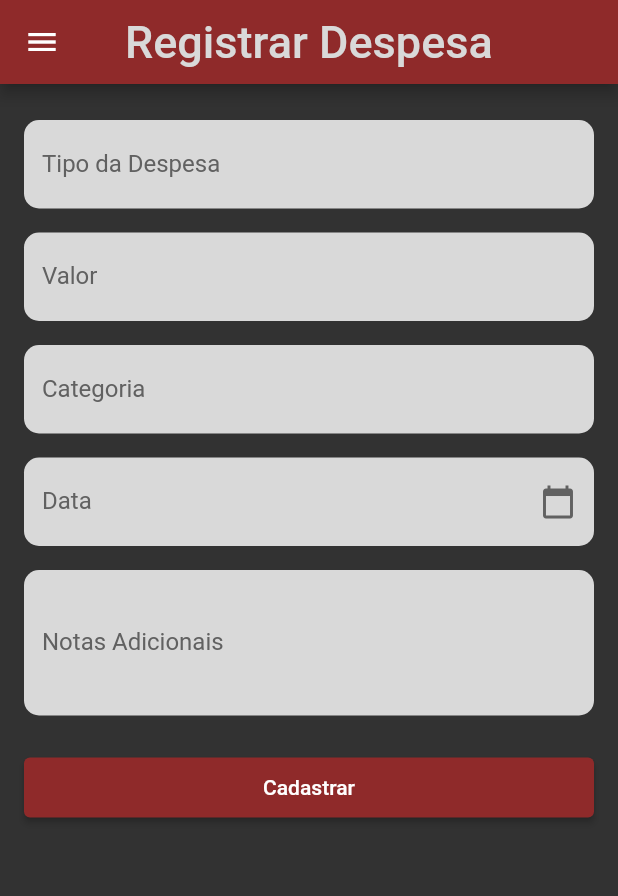
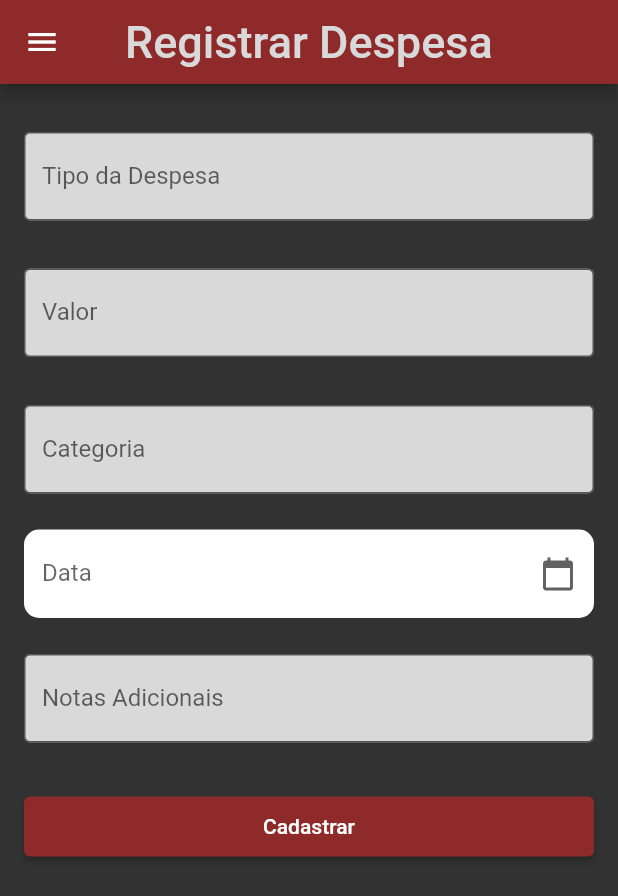
Before and after one commit to yurigrams/finace_maneger, a Flutter app: the RegisterExpensePage screen opened by its route, on a phone screen of 412 x 824 dp. Shown: the top 896 px of the screen. Run offline on Flutter 3.47's test engine with Material 3 defaults, Android fonts, the phone set to English and light mode, and no system bars; our stand-ins replace cloud_firestore, firebase_auth, firebase_core, fl_chart, google_fonts; accounts and stored records are empty.

Commit message:
atualizando a register_expense_page para integração com banco de dados

```diff
--- /dev/null
+++ b/lib/components/custom_imput_register.dart
@@ -0,0 +1,38 @@
+import 'package:flutter/material.dart';
+import 'package:finace_maneger/components/app_colors.dart';
+
+class CustomInputRegister extends StatelessWidget {
+  final String labelText;
+  final TextEditingController controller;
+  final bool obscure;
+  final TextInputType keyboardType;
+  final int maxLines;
+
+  CustomInputRegister({
+    Key? key,
+    required this.labelText,
+    required this.controller,
+    this.obscure = false,
+    this.keyboardType = TextInputType.text,
+    this.maxLines = 1,
+  }) : super(key: key);
+
+  @override
+  Widget build(BuildContext context) {
+    return Container(
+      margin: const EdgeInsets.symmetric(vertical: 8),
+      child: TextField(
+        controller: controller,
+        obscureText: obscure,
+        keyboardType: keyboardType,
+        maxLines: maxLines,
+        decoration: InputDecoration(
+          border: OutlineInputBorder(),
+          labelText: labelText,
+          filled: true,
+          fillColor: AppColors.white,
+        ),
+      ),
+    );
+  }
+}
--- a/lib/pages/register_expense_page.dart
+++ b/lib/pages/register_expense_page.dart
@@ -1,14 +1,12 @@
-import 'package:finace_maneger/components/base_page.dart';
-import 'package:finace_maneger/components/custom_button.dart';
+import 'package:finace_maneger/components/custom_imput_register.dart';
 import 'package:flutter/material.dart';
+import 'package:cloud_firestore/cloud_firestore.dart';
 import 'package:intl/intl.dart';
-import '../components/app_colors.dart';
+import '../components/base_page.dart';
+import '../components/custom_button.dart';
+import '../service/firestore_service.dart';
 
 class RegisterExpensePage extends StatefulWidget {
-  final Map<String, dynamic>? expenseData; // Dados da despesa para edição
-
-  RegisterExpensePage({this.expenseData});
-
   @override
   _RegisterExpensePageState createState() => _RegisterExpensePageState();
 }
@@ -21,31 +19,23 @@ class _RegisterExpensePageState extends State<RegisterExpensePage> {
   late TextEditingController _dateController;
   late TextEditingController _notesController;
 
+  final FirestoreService firestoreService = FirestoreService();
   final NumberFormat _currencyFormat = NumberFormat.currency(locale: 'pt_BR', symbol: 'R\$');
 
   @override
   void initState() {
     super.initState();
-
-    // Inicializar controladores com valores existentes, se houver
-    _expenseTypeController = TextEditingController(text: widget.expenseData?['tipoDespesa'] ?? '');
-    _amountController = TextEditingController(
-      text: widget.expenseData?['valor'] != null
-          ? _currencyFormat.format(widget.expenseData!['valor'])
-          : '',
-    );
-    _categoryController = TextEditingController(text: widget.expenseData?['categoria'] ?? '');
-    _dateController = TextEditingController(
-      text: widget.expenseData?['data'] != null
-          ? DateFormat('dd/MM/yyyy').format(widget.expenseData!['data'])
-          : '',
-    );
-    _notesController = TextEditingController(text: widget.expenseData?['notas'] ?? '');
+    _expenseTypeController = TextEditingController();
+    _amountController = TextEditingController();
+    _categoryController = TextEditingController();
+    _dateController = TextEditingController();
+    _notesController = TextEditingController();
   }
 
   @override
   Widget build(BuildContext context) {
-    return BasePage(titles: 'Registrar Despesa',
+    return BasePage(
+      titles: 'Registrar Despesa',
       body: Padding(
         padding: const EdgeInsets.all(16.0),
         child: Form(
@@ -64,14 +54,11 @@ class _RegisterExpensePageState extends State<RegisterExpensePage> {
               _buildDateField("Data", _dateController),
               _buildTextField("Notas Adicionais", _notesController, maxLines: 3),
               const SizedBox(height: 20),
-              CustomButton(titleButton: widget.expenseData != null ? "Atualizar" : "Cadastrar",
+              CustomButton(
+                titleButton: "Cadastrar",
                 onPressed: () {
                   if (_formKey.currentState!.validate()) {
-                    if (widget.expenseData != null) {
-                      _updateExpense();
-                    } else {
                     _createExpense();
-                    }
                   }
                 },
               ),
@@ -91,28 +78,10 @@ class _RegisterExpensePageState extends State<RegisterExpensePage> {
   }) {
     return Padding(
       padding: const EdgeInsets.symmetric(vertical: 8.0),
-      child: TextFormField(
+      child: CustomInputRegister(
+        labelText: label,
         controller: controller,
-        keyboardType: keyboardType,
-        maxLines: maxLines,
-        onChanged: onChanged,
-        style: TextStyle(color: Colors.grey[700]),
-        decoration: InputDecoration(
-          labelText: label,
-          labelStyle: TextStyle(color: Colors.grey[700]),
-          filled: true,
-          fillColor: AppColors.white,
-          border: OutlineInputBorder(
-            borderRadius: BorderRadius.circular(10),
-            borderSide: BorderSide.none,
-          ),
-        ),
-        validator: (value) {
-          if (value == null || value.isEmpty) {
-            return 'Por favor, insira $label';
-          }
-          return null;
-        },
+        obscure: false,
       ),
     );
   }
@@ -126,9 +95,8 @@ class _RegisterExpensePageState extends State<RegisterExpensePage> {
         style: TextStyle(color: Colors.grey[700]),
         decoration: InputDecoration(
           labelText: label,
-          labelStyle: TextStyle(color: Colors.grey[700]),
           filled: true,
-          fillColor: AppColors.white,
+          fillColor: Colors.white,
           border: OutlineInputBorder(
             borderRadius: BorderRadius.circular(10),
             borderSide: BorderSide.none,
@@ -144,11 +112,7 @@ class _RegisterExpensePageState extends State<RegisterExpensePage> {
             builder: (context, child) {
               return Theme(
                 data: Theme.of(context).copyWith(
-                  colorScheme: ColorScheme.light(
-                    primary: AppColors.primarygroundColor,
-                    onPrimary: AppColors.white,
-                    onSurface: Colors.grey[700]!,
-                  ),
+                  colorScheme: ColorScheme.light(primary: Colors.blue),
                 ),
                 child: child!,
               );
@@ -181,16 +145,24 @@ class _RegisterExpensePageState extends State<RegisterExpensePage> {
     );
   }
 
-  void _updateExpense() {
-    ScaffoldMessenger.of(context).showSnackBar(
-      SnackBar(content: Text('Despesa atualizada com sucesso!')),
+  void _createExpense() async {
+  try {
+    await firestoreService.postExpense(
+      _expenseTypeController.text,
+      double.tryParse(_amountController.text.replaceAll(RegExp(r'[^0-9]'), '')) ?? 0.0,
+      _categoryController.text,
+      Timestamp.now(), // Aqui você pode ajustar para usar a data selecionada
+      _notesController.text,
     );
-  }
-
-  void _createExpense() {
     ScaffoldMessenger.of(context).showSnackBar(
       SnackBar(content: Text('Despesa cadastrada com sucesso!')),
     );
+    Navigator.pop(context); // Volta para a tela anterior
+  } catch (e) {
+    ScaffoldMessenger.of(context).showSnackBar(
+      SnackBar(content: Text('Erro ao cadastrar despesa: $e')),
+    );
+  }
 }
 
   @override
```
Also changed, not shown: lib/service/firestore_service.dart (+14 -11 lines). Lines whose indentation alone changed are shown as unchanged.
